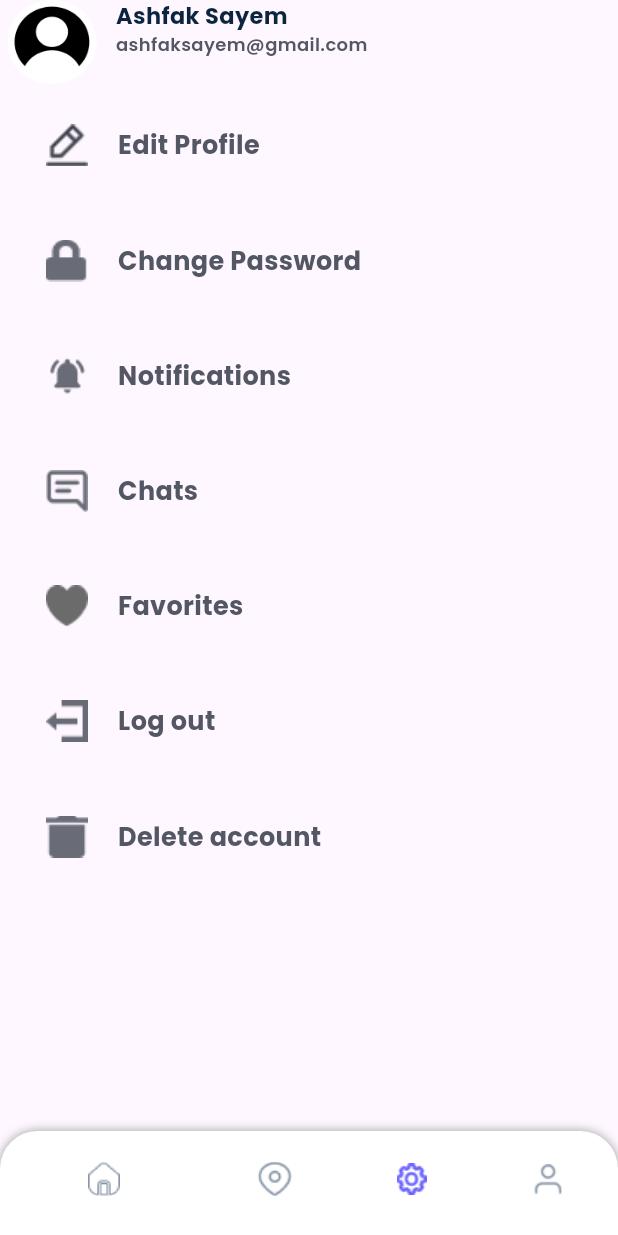
After one commit to ayafathy1/Homefinder1, a Flutter app: the SettingsScreen screen opened directly, on a phone screen of 412 x 824 dp. The commit adds this screen. Run offline on Flutter 3.47's test engine with Material 3 defaults, Android fonts, the phone set to English and light mode, and no system bars; our stand-ins replace animated_splash_screen, dio, flutter_rating_bar, get, pretty_dio_logger, shared_preferences and 1 more; missing offline and left inert: flutter_arc_text, splash_view; accounts and stored records are empty.

Commit message:
create settings screen

```diff
--- /dev/null
+++ b/homefinder1/lib/Screens/settings/controller/settings_controller4.dart
@@ -0,0 +1,22 @@
+import 'package:get/get.dart';
+
+class SettingsController extends GetxController{
+   int selectedIndex=7;
+   List<String> photosUnSelected=["lib/assets/images/EditProfileSelected.png",
+   "lib/assets/images/lockSettings.png",
+   "lib/assets/images/notificationSettings.png",
+   "lib/assets/images/chatSettings.png",
+   "lib/assets/images/favoriteSettings.png",
+   "lib/assets/images/logOutSettings.png",
+   "lib/assets/images/deleteAccountSettings.png"];
+   List<String> photosSelected=["lib/assets/images/editProfile.png"
+   ,"lib/assets/images/SettingsLockSelected.png",
+   "lib/assets/images/SettingsNotificationsSelected.png",
+   "lib/assets/images/SettingsChatSelected.png",
+   "lib/assets/images/SettingsFavoriteSelected.png",
+   "lib/assets/images/SettingsLogOutSelected.png",
+   "lib/assets/images/SettingsDeleteAccountSelected.png"];
+   List<String> actions=["Edit Profile","Change Password",
+      "Notifications","Chats","Favorites",
+      "Log out","Delete account"];
+}
--- /dev/null
+++ b/homefinder1/lib/Screens/settings/settings_screen.dart
@@ -0,0 +1,124 @@
+import 'package:flutter/cupertino.dart';
+import 'package:flutter/material.dart';
+import 'package:get/get.dart';
+import 'package:homefinder1/Screens/settings/controller/settings_controller4.dart';
+import 'package:homefinder1/Widget/custom_bottom_navigation_bar_widget.dart';
+import 'package:homefinder1/utilities/colors.dart';
+import 'package:homefinder1/utilities/constants.dart';
+
+class SettingsScreen extends StatefulWidget {
+  const SettingsScreen({super.key});
+
+  @override
+  State<SettingsScreen> createState() => _SettingsScreenState();
+}
+
+class _SettingsScreenState extends State<SettingsScreen> {
+  @override
+  Widget build(BuildContext context) {
+    return  GetBuilder<SettingsController>(
+        init: SettingsController(),
+    builder: (SettingsController controller) {
+    return Scaffold(
+      appBar: AppBar(
+        leadingWidth: 245,
+        leading: Row(
+          mainAxisAlignment: MainAxisAlignment.spaceBetween,
+          children: [
+            Padding(
+              padding: const EdgeInsets.only(left: 5.0),
+              child: Container(
+                width: 59.5,
+                height: 58.88,
+                child: Image(
+                  image: AssetImage("lib/assets/images/Profile.png"),
+                  fit: BoxFit.fill,
+                ),
+              ),
+            ),
+            Column(
+              crossAxisAlignment: CrossAxisAlignment.start,
+              children: [
+                Text(
+                  "Ashfak Sayem",
+                  style: TextStyle(
+                      fontSize: 15,
+                      color: kDarkBlueColor,
+                      fontWeight: FontWeight.w800,
+                      fontFamily: kRegularFont),
+                ),
+                Text("ashfaksayem@gmail.com",
+                    style: TextStyle(
+                        fontSize: 12,
+                        color: Color(0xff535763),
+                        fontWeight: FontWeight.w600,
+                        fontFamily: kRegularFont))
+              ],
+            )
+          ],
+        ),
+
+      ),
+      bottomNavigationBar: CustomBottomNavigationBarWidget(selectedOne:
+      "lib/assets/images/homeIconButtonNavigationUnselected.png",selectedFifth: "lib/assets/images/SettingsIconButtomNavBar.png",),
+      body: Column(
+        children: [
+          Center(
+            child: Container(
+              height: Get.height*0.8,
+              width: Get.width*0.9,
+              child: ListView.separated(
+                padding: EdgeInsets.only(top: 10),
+                physics: NeverScrollableScrollPhysics()
+              ,itemBuilder: (context,index){return
+                InkWell(
+                  onTap: (){
+                    controller.selectedIndex=index;
+                    setState(() {
+
+                    });
+                  },
+                  child: Container(
+                    decoration: BoxDecoration(
+                        color: controller.selectedIndex==index?kPrimaryColor:Colors.transparent,
+                        borderRadius: BorderRadius.circular(10)
+                    ),
+                    width: Get.width*0.92,
+                    height: Get.height*0.075,
+                    child: Row(children: [
+                      Padding(
+                        padding: const EdgeInsets.only(left: 10.0,right: 10),
+                        child: Container(
+                          decoration: BoxDecoration(
+                              boxShadow: [
+                                BoxShadow(
+                                    color:  controller.selectedIndex==index?Colors.grey.shade300:Colors.transparent,
+                                    offset: Offset(0, 0),
+                                    blurRadius: 30)
+                              ]
+                          ),
+                          width: 28,
+                          height: 28,
+                          child: Image(image:
+                          AssetImage(controller.selectedIndex==index?controller.photosSelected[index]:controller.photosUnSelected[index]),
+                            fit: BoxFit.fill,),
+                        ),
+                      ),
+                      Padding(
+                        padding: const EdgeInsets.only(left: 10.0),
+                        child: Text(controller.actions[index],style: TextStyle(
+                            color:  controller.selectedIndex==index?Colors.white:Color(0xff535763),fontFamily: kRegularFont,
+                            fontWeight: FontWeight.w800,fontSize: 17
+                        ),),
+                      )
+                    ],),
+                  ),
+                );}, separatorBuilder: (context,index){return
+              SizedBox(height: 15,);}, itemCount: 7),
+            )
+          )
+        ],
+      ),
+    );});
+  }
+}
--- a/homefinder1/lib/Widget/custom_bottom_navigation_bar_widget.dart
+++ b/homefinder1/lib/Widget/custom_bottom_navigation_bar_widget.dart
@@ -1,9 +1,10 @@
 import 'package:flutter/cupertino.dart';
 import 'package:flutter/material.dart';
 class CustomBottomNavigationBarWidget extends StatelessWidget{
-  const CustomBottomNavigationBarWidget({super.key, this.selectedOne, this.selectedFourth});
+  const CustomBottomNavigationBarWidget({super.key, this.selectedOne, this.selectedFourth, this.selectedFifth});
    final String? selectedOne;
    final String? selectedFourth;
+  final String? selectedFifth;
   @override
   Widget build(BuildContext context) {
     return  Container(
@@ -34,7 +35,7 @@ class CustomBottomNavigationBarWidget extends StatelessWidget{
               label: "Location"
           ),
           BottomNavigationBarItem(
-              icon: Image(image: AssetImage('lib/assets/images/SettingsIcon.png')),
+              icon: Image(image: AssetImage(selectedFifth??'lib/assets/images/SettingsIcon.png')),
               backgroundColor: Color(0xff),
               label: "Settings"
           ),
```
Also changed, not shown: homefinder1/lib/assets/images/EditProfileSelected.png (added), homefinder1/lib/assets/images/SettingsChatSelected.png (added), homefinder1/lib/assets/images/SettingsDeleteAccountSelected.png (added), homefinder1/lib/assets/images/SettingsFavoriteSelected.png (added), homefinder1/lib/assets/images/SettingsIconButtomNavBar.png (added), homefinder1/lib/assets/images/SettingsLockSelected.png (added), homefinder1/lib/assets/images/SettingsLogOutSelected.png (added), homefinder1/lib/assets/images/SettingsNotificationsSelected.png (added), homefinder1/lib/assets/images/chatSettings.png (added), homefinder1/lib/assets/images/deleteAccountSettings.png (added), homefinder1/lib/assets/images/editProfile.png (added), homefinder1/lib/assets/images/favoriteSettings.png (added), homefinder1/lib/assets/images/lockSettings.png (added), homefinder1/lib/assets/images/logOutSettings.png (added), 1 more files.
